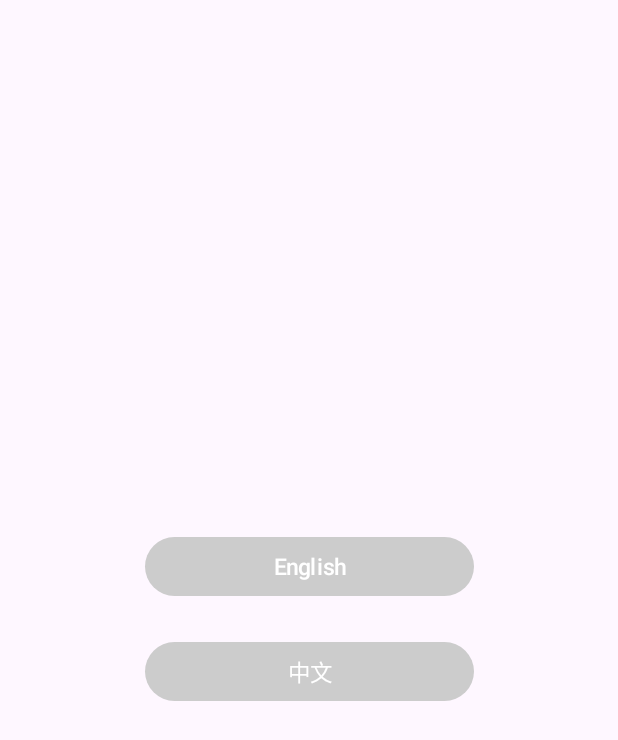
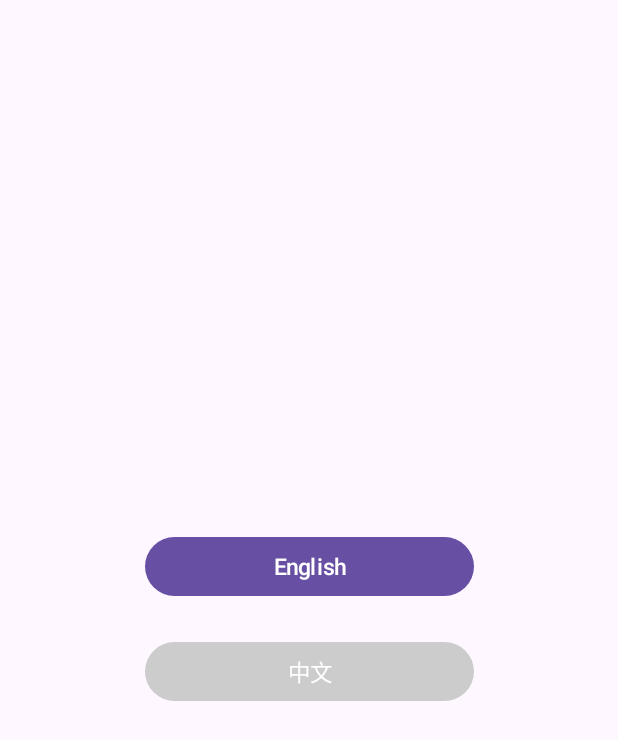
Before and after one commit to Haolinc/HHAeXchangeAttandanceApp, an Android app built with Jetpack Compose: the LanguageFragment screen opened through its navigation route, on a phone screen of 412 x 824 dp. Shown: the top 740 px of the screen. Run offline under Robolectric (Android 15) with nearby library versions, the phone set to English and light mode, and no system bars; our stand-ins replace livedata-compose.

Commit message:
fix language issue and improve it so now even with other user language than EN and ZH it will defaulted to EN

```diff
--- a/app/src/main/java/com/example/generalattendance/AppDataStorage.kt
+++ b/app/src/main/java/com/example/generalattendance/AppDataStorage.kt
@@ -72,8 +72,11 @@ class AppDataStorage(private val context: Context) {
     }
 
     val getLanguage: String = runBlocking {
+        val languageList = listOf("zh", "en")
+        val userDefaultLanguage = context.resources.configuration.locales.get(0).language
+        val appDefaultLanguage = if (languageList.contains(userDefaultLanguage)) userDefaultLanguage else "en"
         context.dataStore.data.map{
-                preferences -> preferences[LANGUAGE] ?: context.resources.configuration.locales.get(0).language
+            preferences -> preferences[LANGUAGE] ?: appDefaultLanguage
         }.first()
     }
 }
--- a/app/src/main/java/com/example/generalattendance/ui/LanguageFragment.kt
+++ b/app/src/main/java/com/example/generalattendance/ui/LanguageFragment.kt
@@ -23,6 +23,9 @@ import androidx.compose.ui.unit.dp
 import androidx.compose.ui.unit.sp
 import androidx.navigation.NavController
 import com.example.generalattendance.AppDataStorage
+import kotlinx.coroutines.CoroutineScope
+import kotlinx.coroutines.Dispatchers
+import kotlinx.coroutines.launch
 
 private val LocalViewModel = compositionLocalOf<UIViewModel> {
     error("UIViewModel not provided")
@@ -38,20 +41,26 @@ fun LanguageFragment(navController: NavController, viewModel: UIViewModel){
             horizontalAlignment = Alignment.CenterHorizontally,
             modifier = Modifier.fillMaxSize()
         ){
-            LanguageSelectionButton("English", language, "", navController)
-            LanguageSelectionButton("中文", language, "zh", navController)
+            LanguageSelectionButton("English", language, "en", navController, appDataStorage)
+            LanguageSelectionButton("中文", language, "zh", navController, appDataStorage)
         }
     }
 }
 
 @Composable
-fun LanguageSelectionButton(text: String, currentLanguage: String, toChangeLanguage: String, navController: NavController){
+fun LanguageSelectionButton(text: String, currentLanguage: String, toChangeLanguage: String, navController: NavController, appDataStorage: AppDataStorage){
     val currentViewModel = LocalViewModel.current
+    val isSameLanguage = currentLanguage == toChangeLanguage
     Button(
-        colors = if (currentLanguage == toChangeLanguage) ButtonDefaults.buttonColors() else ButtonDefaults.buttonColors(Color.LightGray),
+        colors = if (isSameLanguage) ButtonDefaults.buttonColors() else ButtonDefaults.buttonColors(Color.LightGray),
         onClick =
         {
-            currentViewModel.setLanguage(toChangeLanguage)
+            if (!isSameLanguage) {
+                currentViewModel.setLanguage(toChangeLanguage)
+                CoroutineScope(Dispatchers.IO).launch {
+                    appDataStorage.setLanguage(toChangeLanguage)
+                }
+            }
             navController.popBackStack()
         },
         modifier = Modifier.width(250.dp).height(70.dp).padding(15.dp),
```
